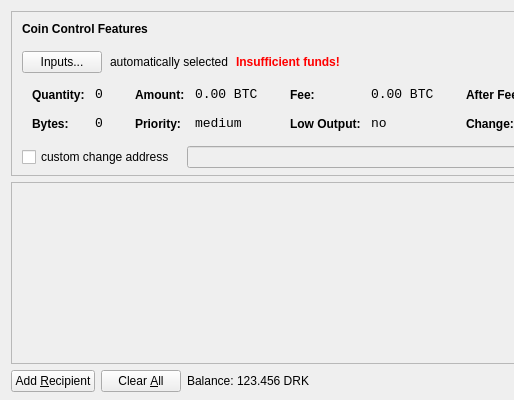
The window that src/qt/forms/sendcoinsdialog.ui (IParn/LimecoinX) describes before a commit, drawn with Qt 5; both pictures show x 0 to 514 and y 0 to 400 of the 850 by 400 pixel window.
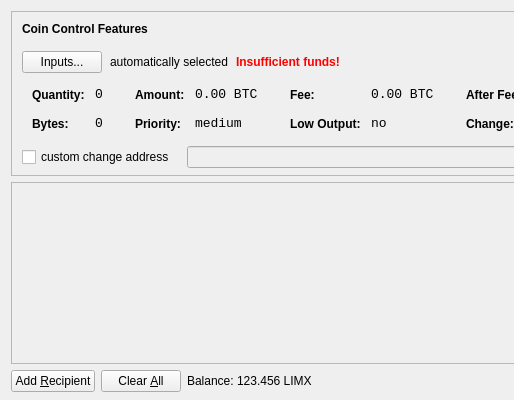
The same window after the commit. Icons and pictures are not drawn.

```diff
--- a/src/qt/forms/sendcoinsdialog.ui
+++ b/src/qt/forms/sendcoinsdialog.ui
@@ -720,7 +720,7 @@
           <cursorShape>IBeamCursor</cursorShape>
          </property>
          <property name="text">
-          <string>123.456 DRK</string>
+          <string>123.456 LIMX</string>
          </property>
          <property name="textInteractionFlags">
           <set>Qt::LinksAccessibleByMouse|Qt::TextSelectableByKeyboard|Qt::TextSelectableByMouse</set>
```
